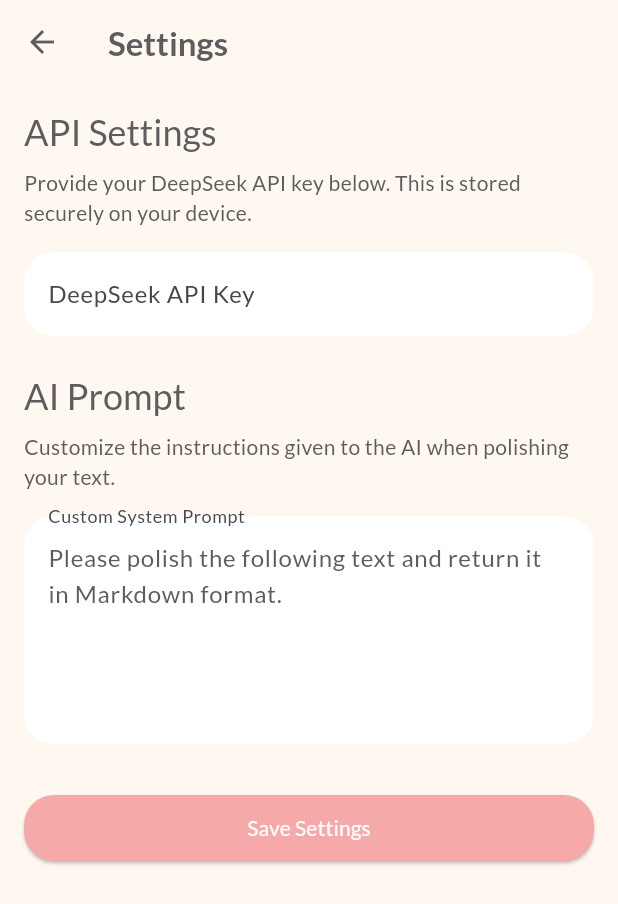
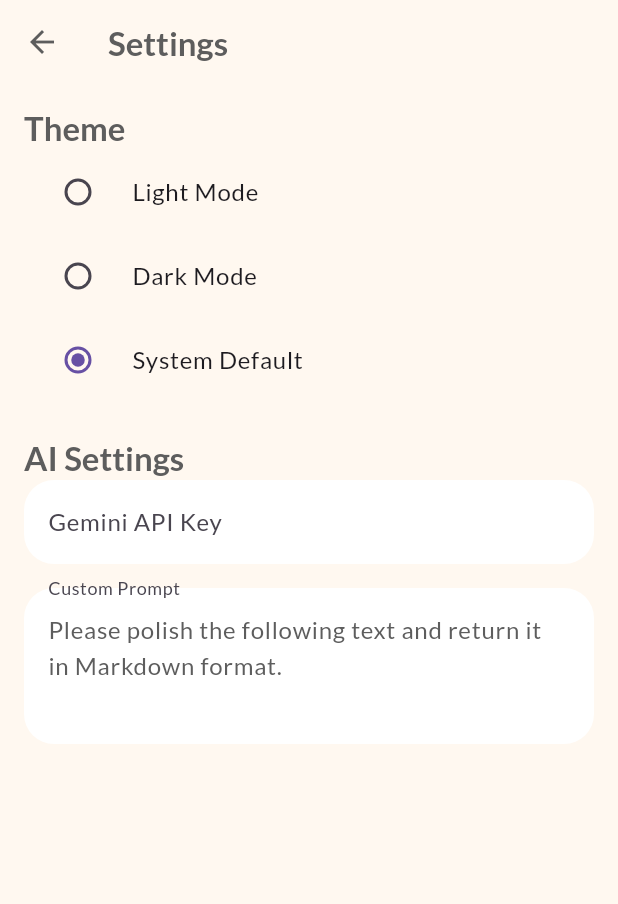
Before and after one commit to lanlicyuen/ai-note, a Flutter app: the screen it shows after launch, after a tap on the "settings" icon, on a phone screen of 412 x 824 dp. Shown: the top 904 px of the screen. Run offline on Flutter 3.47's test engine with Material 3 defaults, Android fonts, the light colour scheme and no system bars; our stand-ins replace flutter_markdown_plus, google_fonts, shared_preferences.

Commit message:
feat: Initial release v1.0.0
Build and release the first version of the AiNote application.

This release includes:
- Core note-taking functionalities (CRUD).
- Folder and archiving system.
- Full Markdown support with preview.
- Light/Dark/System theme management.

Note: The Gemini AI feature has been temporarily disabled due to a persistent build issue that needs further investigation. The plan is to re-enable it in a future patch.

```diff
--- a/lib/main.dart
+++ b/lib/main.dart
@@ -8,24 +8,40 @@
 
 void main() async {
   WidgetsFlutterBinding.ensureInitialized();
-  runApp(const AiNoteApp());
+
+  // It's good practice to have a single AppSettings instance
+  // that can be initialized once and used throughout the app.
+  final appSettings = AppSettings();
+  // The AppSettings constructor calls _loadSettings, which is async.
+  // We don't necessarily need to wait for it here, as the Consumer
+  // will rebuild when the settings are loaded.
+
+  runApp(AiNoteApp(appSettings: appSettings));
 }
 
 class AiNoteApp extends StatelessWidget {
-  const AiNoteApp({super.key});
+  const AiNoteApp({super.key, required this.appSettings});
+
+  final AppSettings appSettings;
 
   @override
   Widget build(BuildContext context) {
     return MultiProvider(
       providers: [
-        ChangeNotifierProvider(create: (_) => AppSettings()),
+        ChangeNotifierProvider.value(value: appSettings),
         ChangeNotifierProvider(create: (_) => NoteProvider()),
       ],
-      child: MaterialApp(
-        title: 'AiNote',
-        theme: appTheme,
-        home: const HomeScreen(),
-        debugShowCheckedModeBanner: false,
+      child: Consumer<AppSettings>(
+        builder: (context, settings, child) {
+          return MaterialApp(
+            title: 'AiNote',
+            theme: lightTheme, // Your light theme
+            darkTheme: darkTheme, // Your new dark theme
+            themeMode: settings.themeMode, // Controlled by the provider
+            home: const HomeScreen(),
+            debugShowCheckedModeBanner: false,
+          );
+        },
       ),
     );
   }
--- a/lib/providers/app_settings.dart
+++ b/lib/providers/app_settings.dart
@@ -4,6 +4,12 @@
 
 class AppSettings extends ChangeNotifier {
   late SharedPreferences _prefs;
+
+  // Theme settings
+  ThemeMode _themeMode = ThemeMode.system;
+  ThemeMode get themeMode => _themeMode;
+
+  // AI settings
   String _apiKey = '';
   String _customPrompt = 'Please polish the following text and return it in Markdown format.';
 
@@ -16,11 +22,27 @@
 
   Future<void> _loadSettings() async {
     _prefs = await SharedPreferences.getInstance();
-    _apiKey = _prefs.getString('apiKey') ?? 'sk-83b0f224c3e844ad843beecbd64e3adb';
+
+    // Load Theme
+    final themeIndex = _prefs.getInt('themeMode') ?? ThemeMode.system.index;
+    _themeMode = ThemeMode.values[themeIndex];
+
+    // Load AI settings
+    _apiKey = _prefs.getString('apiKey') ?? ''; // Default to empty for security
     _customPrompt = _prefs.getString('customPrompt') ?? 'Please polish the following text and return it in Markdown format.';
+
     notifyListeners();
   }
 
+  // --- Theme Methods ---
+  Future<void> updateThemeMode(ThemeMode mode) async {
+    if (mode == _themeMode) return;
+    _themeMode = mode;
+    await _prefs.setInt('themeMode', mode.index);
+    notifyListeners();
+  }
+
+  // --- AI Setting Methods ---
   Future<void> updateApiKey(String newKey) async {
     _apiKey = newKey;
     await _prefs.setString('apiKey', newKey);
--- a/lib/screens/settings_screen.dart
+++ b/lib/screens/settings_screen.dart
@@ -1,44 +1,10 @@
 
 import 'package:flutter/material.dart';
 import 'package:myapp/providers/app_settings.dart';
-import 'package:myapp/theme.dart';
 import 'package:provider/provider.dart';
 
-class SettingsScreen extends StatefulWidget {
+class SettingsScreen extends StatelessWidget {
   const SettingsScreen({super.key});
-
-  @override
-  State<SettingsScreen> createState() => _SettingsScreenState();
-}
-
-class _SettingsScreenState extends State<SettingsScreen> {
-  late TextEditingController _apiKeyController;
-  late TextEditingController _promptController;
-
-  @override
-  void initState() {
-    super.initState();
-    final settings = Provider.of<AppSettings>(context, listen: false);
-    _apiKeyController = TextEditingController(text: settings.apiKey);
-    _promptController = TextEditingController(text: settings.customPrompt);
-  }
-
-  @override
-  void dispose() {
-    _apiKeyController.dispose();
-    _promptController.dispose();
-    super.dispose();
-  }
-
-  void _saveSettings() {
-    final settings = Provider.of<AppSettings>(context, listen: false);
-    settings.updateApiKey(_apiKeyController.text.trim());
-    settings.updateCustomPrompt(_promptController.text.trim());
-    ScaffoldMessenger.of(context).showSnackBar(
-      const SnackBar(content: Text('Settings Saved!'), backgroundColor: accentColor),
-    );
-    Navigator.pop(context);
-  }
 
   @override
   Widget build(BuildContext context) {
@@ -46,40 +12,88 @@
       appBar: AppBar(
         title: const Text('Settings'),
       ),
-      body: ListView(
-        padding: const EdgeInsets.all(16.0),
-        children: [
-          Text('API Settings', style: Theme.of(context).textTheme.headlineSmall),
-          const SizedBox(height: 8),
-          const Text('Provide your DeepSeek API key below. This is stored securely on your device.'),
-          const SizedBox(height: 16),
-          TextField(
-            controller: _apiKeyController,
-            obscureText: true,
-            decoration: const InputDecoration(
-              labelText: 'DeepSeek API Key',
-              hintText: 'Enter your API Key',
-            ),
+      body: Consumer<AppSettings>(
+        builder: (context, settings, child) {
+          final apiKeyController = TextEditingController(text: settings.apiKey);
+          final promptController = TextEditingController(text: settings.customPrompt);
+
+          return ListView(
+            padding: const EdgeInsets.all(16.0),
+            children: [
+              _buildSectionTitle(context, 'Theme'),
+              _buildThemeSelector(context, settings),
+              const SizedBox(height: 24),
+              _buildSectionTitle(context, 'AI Settings'),
+              _buildTextField(
+                controller: apiKeyController,
+                label: 'Gemini API Key',
+                hint: 'Enter your API Key',
+                onChanged: (value) => settings.updateApiKey(value),
+              ),
+              const SizedBox(height: 16),
+              _buildTextField(
+                controller: promptController,
+                label: 'Custom Prompt',
+                hint: 'Set your custom prompt for AI generation',
+                maxLines: 3,
+                onChanged: (value) => settings.updateCustomPrompt(value),
+              ),
+            ],
+          );
+        },
+      ),
+    );
+  }
+
+  Widget _buildSectionTitle(BuildContext context, String title) {
+    return Text(
+      title,
+      style: Theme.of(context).textTheme.titleLarge?.copyWith(
+            fontWeight: FontWeight.bold,
           ),
-          const SizedBox(height: 24),
-          Text('AI Prompt', style: Theme.of(context).textTheme.headlineSmall),
-           const SizedBox(height: 8),
-          const Text('Customize the instructions given to the AI when polishing your text.'),
-          const SizedBox(height: 16),
-          TextField(
-            controller: _promptController,
-            maxLines: 5,
-            decoration: const InputDecoration(
-              labelText: 'Custom System Prompt',
-              hintText: 'e.g., "Polish this text..."',
-            ),
-          ),
-          const SizedBox(height: 32),
-          ElevatedButton(
-            onPressed: _saveSettings,
-            child: const Text('Save Settings'),
-          ),
-        ],
+    );
+  }
+
+  Widget _buildThemeSelector(BuildContext context, AppSettings settings) {
+    return Column(
+      children: [
+        RadioListTile<ThemeMode>(
+          title: const Text('Light Mode'),
+          value: ThemeMode.light,
+          groupValue: settings.themeMode,
+          onChanged: (value) => settings.updateThemeMode(value!),
+        ),
+        RadioListTile<ThemeMode>(
+          title: const Text('Dark Mode'),
+          value: ThemeMode.dark,
+          groupValue: settings.themeMode,
+          onChanged: (value) => settings.updateThemeMode(value!),
+        ),
+        RadioListTile<ThemeMode>(
+          title: const Text('System Default'),
+          value: ThemeMode.system,
+          groupValue: settings.themeMode,
+          onChanged: (value) => settings.updateThemeMode(value!),
+        ),
+      ],
+    );
+  }
+
+  Widget _buildTextField({
+    required TextEditingController controller,
+    required String label,
+    required String hint,
+    required ValueChanged<String> onChanged,
+    int maxLines = 1,
+  }) {
+    return TextField(
+      controller: controller,
+      onChanged: onChanged,
+      maxLines: maxLines,
+      decoration: InputDecoration(
+        labelText: label,
+        hintText: hint,
+        alignLabelWithHint: true,
       ),
     );
   }
--- a/lib/theme.dart
+++ b/lib/theme.dart
@@ -2,13 +2,22 @@
 import 'package:flutter/material.dart';
 import 'package:google_fonts/google_fonts.dart';
 
+// --- Light Theme Colors ---
 const Color pastelPink = Color(0xFFFDE4E4);
 const Color creamyWhite = Color(0xFFFFF8F0);
 const Color lightWarmGray = Color(0xFFEAEAEA);
 const Color darkTextColor = Color(0xFF5D5D5D);
 const Color accentColor = Color(0xFFF5A9A9);
 
-final ThemeData appTheme = ThemeData(
+// --- Dark Theme Colors ---
+const Color darkBackground = Color(0xFF1A1D21);
+const Color darkSurface = Color(0xFF282C34);
+const Color lightTextColor = Color(0xFFEAEAEA);
+const Color darkAccentColor = Color(0xFFF08A8A); // A bit brighter for better contrast
+
+// --- Light Theme Data ---
+final ThemeData lightTheme = ThemeData(
+  brightness: Brightness.light,
   primaryColor: pastelPink,
   scaffoldBackgroundColor: creamyWhite,
   textTheme: GoogleFonts.latoTextTheme().apply(
@@ -62,3 +71,60 @@
   ),
   iconTheme: const IconThemeData(color: accentColor),
 );
+
+// --- Dark Theme Data ---
+final ThemeData darkTheme = ThemeData(
+  brightness: Brightness.dark,
+  primaryColor: darkAccentColor,
+  scaffoldBackgroundColor: darkBackground,
+  textTheme: GoogleFonts.latoTextTheme().apply(
+    bodyColor: lightTextColor,
+    displayColor: lightTextColor,
+  ),
+  appBarTheme: AppBarTheme(
+    backgroundColor: darkBackground,
+    elevation: 0,
+    iconTheme: const IconThemeData(color: lightTextColor),
+    titleTextStyle: GoogleFonts.lato(
+      color: lightTextColor,
+      fontSize: 22,
+      fontWeight: FontWeight.bold,
+    ),
+  ),
+  cardTheme: CardThemeData(
+    color: darkSurface,
+    elevation: 4,
+    shape: RoundedRectangleBorder(
+      borderRadius: BorderRadius.circular(20),
+    ),
+    shadowColor: Colors.black.withOpacity(0.5),
+  ),
+  floatingActionButtonTheme: const FloatingActionButtonThemeData(
+    backgroundColor: darkAccentColor,
+    foregroundColor: Colors.white,
+  ),
+  elevatedButtonTheme: ElevatedButtonThemeData(
+    style: ElevatedButton.styleFrom(
+      backgroundColor: darkAccentColor,
+      foregroundColor: Colors.white,
+      shape: RoundedRectangleBorder(
+        borderRadius: BorderRadius.circular(20),
+      ),
+      padding: const EdgeInsets.symmetric(horizontal: 24, vertical: 12),
+    ),
+  ),
+  inputDecorationTheme: InputDecorationTheme(
+    filled: true,
+    fillColor: darkSurface,
+    border: OutlineInputBorder(
+      borderRadius: BorderRadius.circular(20),
+      borderSide: BorderSide.none,
+    ),
+    focusedBorder: OutlineInputBorder(
+      borderRadius: BorderRadius.circular(20),
+      borderSide: const BorderSide(color: darkAccentColor, width: 2),
+    ),
+    hintStyle: TextStyle(color: lightTextColor.withOpacity(0.5)),
+  ),
+  iconTheme: const IconThemeData(color: darkAccentColor),
+);
```
Also changed, not shown: lib/screens/home_screen.dart (+4 -4 lines), lib/screens/note_editor_screen.dart (+55 -76 lines), pubspec.yaml (+14 -0 lines), pubspec.lock, 129 other files.
